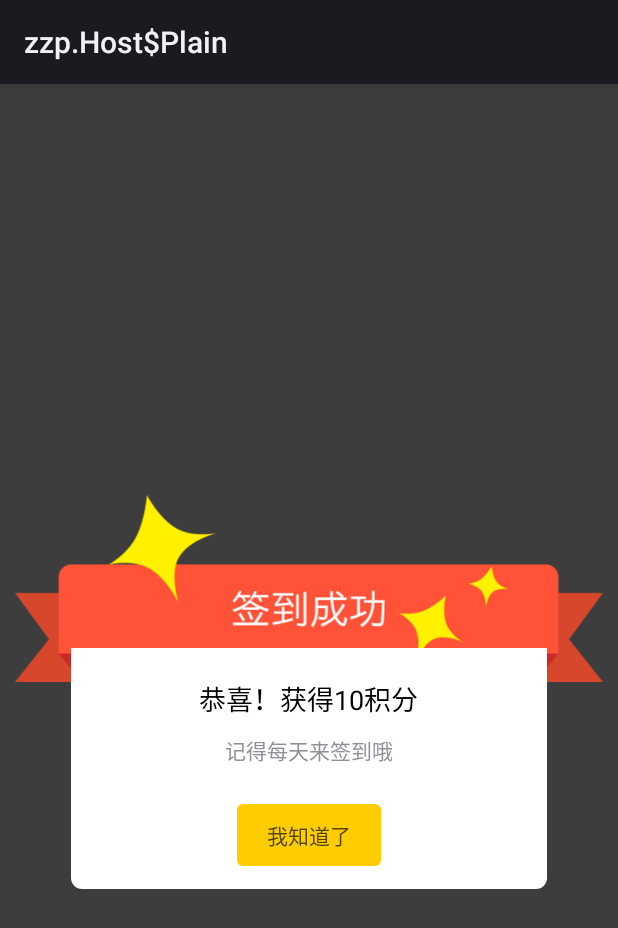
After one commit to yangsanfeng2021/Engineer, an Android app: the layout dialog_sign_in.xml on its own in the app's theme, with its tools: preview values and no code run, on a phone screen of 412 x 824 dp. The commit adds this screen. Shown: the top 928 px of the screen. Run offline under Robolectric (Android 15) with nearby library versions, the phone set to English and light mode, and no system bars.

Commit message:
普通dialog显示处理

```diff
--- a/common/src/main/java/cn/ysf/common/base/BaseActivity.java
+++ b/common/src/main/java/cn/ysf/common/base/BaseActivity.java
@@ -1,5 +1,6 @@
 package cn.ysf.common.base;
 
+import android.app.Activity;
 import android.os.Bundle;
 import android.os.Handler;
 import android.os.Looper;
@@ -46,6 +47,10 @@ public abstract class BaseActivity extends AppCompatActivity {
         super.onDestroy();
     }
 
+    public Activity getActivity() {
+        return this;
+    }
+
     public void onBackClick() {
         onBackPressed();
     }
--- /dev/null
+++ b/common/src/main/res/drawable/bg_sign_success_shape_white.xml
@@ -0,0 +1,11 @@
+<?xml version="1.0" encoding="utf-8"?>
+<shape xmlns:android="http://schemas.android.com/apk/res/android"
+    android:dither="true">
+    <corners
+        android:bottomLeftRadius="11px"
+        android:bottomRightRadius="11px"
+        android:topLeftRadius="0px"
+        android:topRightRadius="0px" />
+    <solid android:color="@color/white" />
+
+</shape>
--- /dev/null
+++ b/common/src/main/res/drawable/bg_sign_success_shape_yellow.xml
@@ -0,0 +1,8 @@
+<?xml version="1.0" encoding="utf-8"?>
+<shape xmlns:android="http://schemas.android.com/apk/res/android"
+       android:dither="true">
+    <corners
+        android:radius="6px"/>
+    <solid android:color="#ffcc00"/>
+
+</shape>
--- /dev/null
+++ b/common/src/main/res/layout/dialog_sign_in.xml
@@ -0,0 +1,75 @@
+<?xml version="1.0" encoding="utf-8"?>
+<FrameLayout xmlns:android="http://schemas.android.com/apk/res/android"
+    xmlns:tools="http://schemas.android.com/tools"
+    android:layout_width="match_parent"
+    android:layout_height="match_parent"
+    android:orientation="vertical">
+
+    <View
+        android:id="@+id/bgView"
+        android:layout_width="match_parent"
+        android:layout_height="match_parent"
+        android:background="#cc474747" />
+
+    <LinearLayout
+        android:id="@+id/signInLl"
+        android:layout_width="wrap_content"
+        android:layout_height="wrap_content"
+        android:layout_gravity="center"
+        android:layout_marginStart="10dp"
+        android:layout_marginEnd="10dp"
+        android:orientation="vertical">
+
+        <ImageView
+            android:layout_width="wrap_content"
+            android:layout_height="wrap_content"
+            android:src="@drawable/dialog_sign_in_head"
+            tools:ignore="MissingConstraints" />
+
+        <LinearLayout
+            android:id="@+id/content"
+            android:layout_width="match_parent"
+            android:layout_height="wrap_content"
+            android:layout_gravity="center"
+            android:layout_marginLeft="37dp"
+            android:layout_marginTop="-65dp"
+            android:layout_marginRight="37dp"
+            android:background="@drawable/bg_sign_success_shape_white"
+            android:orientation="vertical">
+
+            <TextView
+                android:id="@+id/tvIntegral"
+                android:layout_width="wrap_content"
+                android:layout_height="wrap_content"
+                android:layout_gravity="center"
+                android:layout_marginTop="20dp"
+                android:textColor="@color/black"
+                android:textSize="18sp"
+                tools:text="恭喜！获得10积分" />
+
+            <TextView
+                android:layout_width="wrap_content"
+                android:layout_height="wrap_content"
+                android:layout_gravity="center"
+                android:layout_marginTop="10dp"
+                android:text="记得每天来签到哦"
+                android:textSize="14sp" />
+
+            <TextView
+                android:id="@+id/tvComplete"
+                android:layout_width="wrap_content"
+                android:layout_height="wrap_content"
+                android:layout_gravity="center"
+                android:layout_marginTop="25dp"
+                android:layout_marginBottom="15dp"
+                android:background="@drawable/bg_sign_success_shape_yellow"
+                android:paddingLeft="20dp"
+                android:paddingTop="10dp"
+                android:paddingRight="20dp"
+                android:paddingBottom="10dp"
+                android:text="我知道了"
+                android:textColor="#564500"
+                android:textSize="14sp" />
+        </LinearLayout>
+    </LinearLayout>
+</FrameLayout>
--- a/common/src/main/res/values/colors.xml
+++ b/common/src/main/res/values/colors.xml
@@ -3,6 +3,7 @@
     <color name="white">#ffffff</color>
     <color name="app_bg">#F7F7F7</color>
     <color name="line">#ebebeb</color>
+    <color name="black">#FF000000</color>
 
     <color name="contents_text">#ff000000</color>
     <color name="encode_view">#ffffffff</color>
```
Also changed, not shown: common/src/main/java/cn/ysf/common/base/BaseDialog.java (added, +38 -0 lines), common/src/main/java/cn/ysf/common/dialog/SignInDialog.java (added, +130 -0 lines), common/src/main/res/values/styles.xml (+10 -2 lines), testlibrary/src/main/java/cn/ysf/testlibrary/AccActivity.java (+4 -4 lines), common/src/main/res/drawable/dialog_sign_in_head.png (added).
